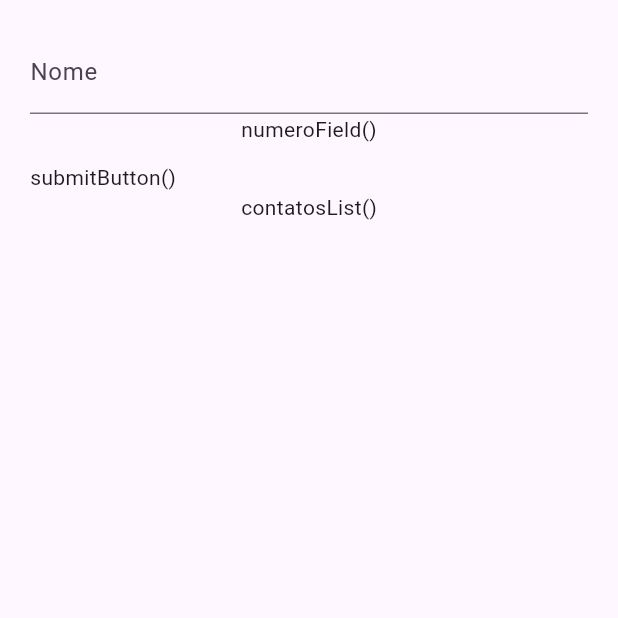
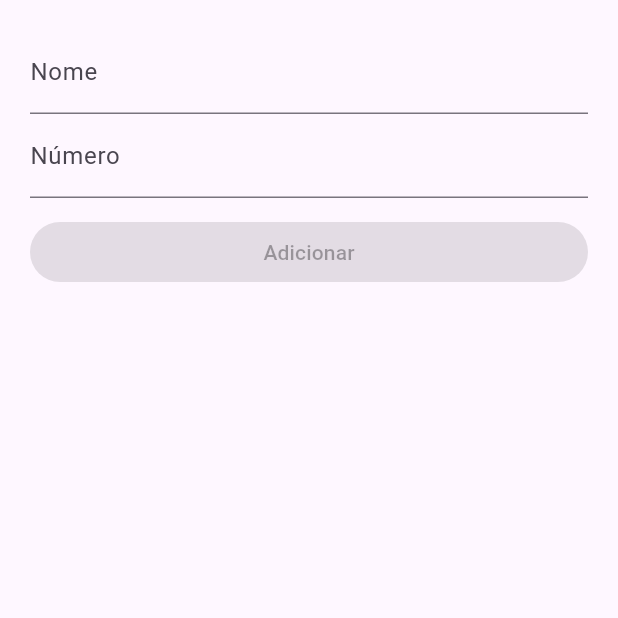
Before and after one commit to Marins14/ECM-252-LP2, a Flutter app: the screen it shows after launch, on a phone screen of 412 x 824 dp, the top half of it. Run offline on Flutter 3.47's test engine with Material 3 defaults, Android fonts, the phone set to English and light mode, and no system bars; our stand-ins replace cherry_toast, email_validator, rxdart.

Commit message:
AP: Ta funcionando

```diff
--- a/Aula 19/lista_de_contatos_bloc/lib/src/blocs/bloc.dart
+++ b/Aula 19/lista_de_contatos_bloc/lib/src/blocs/bloc.dart
@@ -1,15 +1,17 @@
 import 'validators.dart';
 import 'dart:async';
 import '../models/contato_model.dart';
+import 'package:flutter/material.dart';
+import 'package:rxdart/rxdart.dart';
 
 class Bloc with Validators{
-  final _nomeController = StreamController<String>();
-  final _numeroController = StreamController<String>();
+  final _nomeController = StreamController<String>.broadcast();
+  final _numeroController = StreamController<String>.broadcast();
 
 
   Stream<String> get nome => _nomeController.stream.transform(validarNome);
   Stream<String> get numero => _numeroController.stream.transform(validarNumero);
-
+  Stream<bool> get nameAndNumberOk => CombineLatestStream.combine2(nome, numero, (no, nm) => true);
 
   Function(String) get changeNome => _nomeController.sink.add;
   Function(String) get changeNumero => _numeroController.sink.add;
@@ -30,5 +32,4 @@ class Bloc with Validators{
     _contatosController.close();
   }
 }
-
 final bloc = Bloc();
--- a/Aula 19/lista_de_contatos_bloc/lib/src/widgets/contatos_widget.dart
+++ b/Aula 19/lista_de_contatos_bloc/lib/src/widgets/contatos_widget.dart
@@ -1,3 +1,5 @@
+import 'dart:math';
+
 import 'package:flutter/material.dart';
 import '../blocs/bloc.dart';
 import '../models/contato_model.dart';
@@ -13,17 +15,16 @@ class ContatosWidget extends StatelessWidget {
         margin: EdgeInsets.all(20),
         child: Column(children: <Widget>[
           nomeField(),
-          Text('numeroField()'),
+          numeroField(),
           Container(
               margin: EdgeInsets.only(top: 12),
               child: Row(
                 children: <Widget>[
-                  Expanded(
-                    child: Text('submitButton()') //submitButton(),
-                  )
+                  Expanded(child: submitButton() //submitButton(),
+                      )
                 ],
               )),
-          Text('contatosList()')
+          contatosList()
         ]));
   }
 
@@ -32,7 +33,7 @@ class ContatosWidget extends StatelessWidget {
       stream: bloc.nome,
       builder: (context, AsyncSnapshot<String> snapshot) {
         return TextField(
-          onChanged: (valorDigitado){
+          onChanged: (valorDigitado) {
             bloc.changeNome(valorDigitado);
             _nomeAtual = valorDigitado;
           },
@@ -40,11 +41,80 @@ class ContatosWidget extends StatelessWidget {
           decoration: InputDecoration(
               labelText: 'Nome',
               hintText: 'Digite o nome do contato',
-              errorText: snapshot.hasError? '${snapshot.error}' : null),
+              errorText: snapshot.hasError ? '${snapshot.error}' : null),
         );
       },
     );
   }
 
-  //Widget numeroField() {}
+  Widget numeroField() {
+    return StreamBuilder(
+      stream: bloc.numero,
+      builder: (context, AsyncSnapshot<String> snapshot) {
+        return TextField(
+          onChanged: (valorDigitado) {
+            bloc.changeNumero(valorDigitado);
+            _numeroAtual = valorDigitado;
+          },
+          keyboardType: TextInputType.phone,
+          decoration: InputDecoration(
+              labelText: 'Número',
+              hintText: 'Digite o número no formato (xx) xxxxx-xxxx',
+              errorText: snapshot.hasError ? '${snapshot.error}' : null),
+        );
+      },
+    );
+  }
+
+  Widget submitButton() {
+    return StreamBuilder(
+      stream: bloc.nameAndNumberOk,
+      builder: (context, AsyncSnapshot<bool> snapshot) {
+        return ElevatedButton(
+            onPressed: snapshot.hasData
+                ? () => bloc.adicionarContato(Contato(_nomeAtual, _numeroAtual))
+                : null,
+            child: Text('Adicionar'));
+      },
+    );
+  }
+
+  // Widget contatosList() {
+  //   return StreamBuilder(
+  //     stream: bloc.contato,
+  //     builder: (context, AsyncSnapshot<List<Contato>> snapshot) {
+  //       return ListView.builder(
+  //         //padding: EdgeInsets.all(12),
+  //         itemCount: snapshot.hasData ? snapshot.data!.length : 0,
+  //         itemBuilder: (context, index) {
+  //           return Container(
+  //             margin: EdgeInsets.only(bottom: 12),
+  //             child: ContatoWidget(
+  //                 snapshot.data![index].nome, snapshot.data![index].numero
+  //             ),
+  //           );
+  //         },
+  //       );
+  //     },
+  //   );
+  // }
+
+  //Solução com o Column
+  Widget contatosList() {
+    return Container(
+        margin: EdgeInsets.only(top: 12),
+        child: StreamBuilder(
+          stream: bloc.contato,
+          builder: (context, AsyncSnapshot<List<Contato>> snapshot) {
+            return Column(
+              children: snapshot.hasData
+                  ? snapshot.data!
+                      .map((contato) =>
+                          ContatoWidget(contato.nome, contato.numero))
+                      .toList()
+                  : [],
+            );
+          },
+        ));
+  }
 }
--- a/Aula 19/lista_de_contatos_bloc/pubspec.yaml
+++ b/Aula 19/lista_de_contatos_bloc/pubspec.yaml
@@ -35,6 +35,7 @@ dependencies:
   # The following adds the Cupertino Icons font to your application.
   # Use with the CupertinoIcons class for iOS style icons.
   cupertino_icons: ^1.0.2
+  rxdart: ^0.27.7
 
 dev_dependencies:
   flutter_test:
```
Also changed, not shown: Aula 19/lista_de_contatos_bloc/pubspec.lock.
